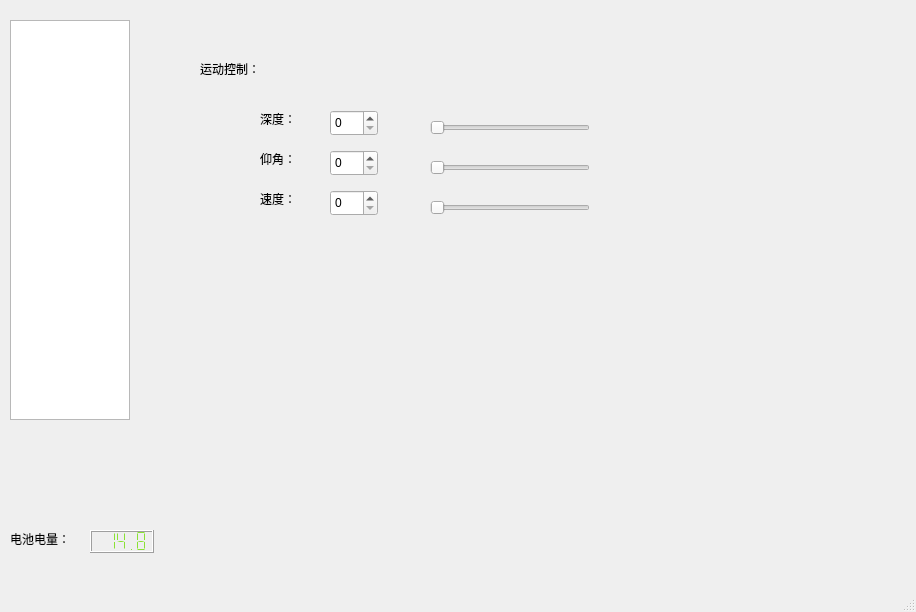
Old version of the form src/gui/mainwindow.ui in the repository liujiacheng1009/rov_viewer.
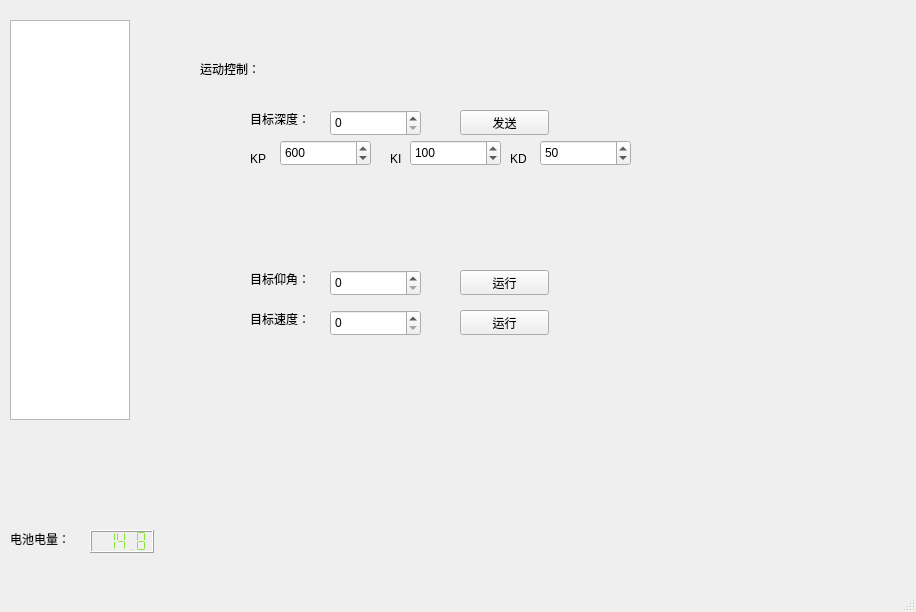
New version of the form. The open tabs and pages were chosen to show the change.

Patch:
```diff
--- a/src/gui/mainwindow.ui
+++ b/src/gui/mainwindow.ui
@@ -215,14 +215,14 @@
      <widget class="QLabel" name="label_27">
       <property name="geometry">
        <rect>
-        <x>80</x>
+        <x>70</x>
         <y>90</y>
         <width>67</width>
         <height>17</height>
        </rect>
       </property>
       <property name="text">
-       <string>深度：</string>
+       <string>目标深度：</string>
       </property>
      </widget>
      <widget class="QSpinBox" name="spinBox_3">
@@ -230,30 +230,42 @@
        <rect>
         <x>150</x>
         <y>90</y>
-        <width>48</width>
+        <width>91</width>
         <height>26</height>
        </rect>
       </property>
+      <property name="singleStep">
+       <number>1</number>
+      </property>
+      <property name="stepType">
+       <enum>QAbstractSpinBox::AdaptiveDecimalStepType</enum>
+      </property>
+      <property name="value">
+       <number>0</number>
+      </property>
+      <property name="displayIntegerBase">
+       <number>10</number>
+      </property>
      </widget>
      <widget class="QLabel" name="label_28">
       <property name="geometry">
        <rect>
-        <x>80</x>
-        <y>130</y>
+        <x>70</x>
+        <y>250</y>
         <width>67</width>
         <height>17</height>
        </rect>
       </property>
       <property name="text">
-       <string>仰角：</string>
+       <string>目标仰角：</string>
       </property>
      </widget>
      <widget class="QSpinBox" name="spinBox_4">
       <property name="geometry">
        <rect>
         <x>150</x>
-        <y>130</y>
-        <width>48</width>
+        <y>250</y>
+        <width>91</width>
         <height>26</height>
        </rect>
       </property>
@@ -261,63 +273,177 @@
      <widget class="QLabel" name="label_29">
       <property name="geometry">
        <rect>
-        <x>80</x>
-        <y>170</y>
+        <x>70</x>
+        <y>290</y>
         <width>67</width>
         <height>17</height>
        </rect>
       </property>
       <property name="text">
-       <string>速度：</string>
+       <string>目标速度：</string>
       </property>
      </widget>
      <widget class="QSpinBox" name="spinBox_5">
       <property name="geometry">
        <rect>
         <x>150</x>
-        <y>170</y>
-        <width>48</width>
+        <y>290</y>
+        <width>91</width>
         <height>26</height>
        </rect>
       </property>
      </widget>
-     <widget class="QSlider" name="horizontalSlider_3">
+     <widget class="QPushButton" name="depth_ctr_pb">
       <property name="geometry">
        <rect>
-        <x>250</x>
-        <y>100</y>
-        <width>160</width>
-        <height>16</height>
+        <x>280</x>
+        <y>90</y>
+        <width>89</width>
+        <height>25</height>
        </rect>
       </property>
-      <property name="orientation">
-       <enum>Qt::Horizontal</enum>
+      <property name="text">
+       <string>发送</string>
       </property>
      </widget>
-     <widget class="QSlider" name="horizontalSlider_4">
+     <widget class="QPushButton" name="pushButton_2">
       <property name="geometry">
        <rect>
-        <x>250</x>
-        <y>140</y>
-        <width>160</width>
-        <height>16</height>
+        <x>280</x>
+        <y>250</y>
+        <width>89</width>
+        <height>25</height>
        </rect>
       </property>
-      <property name="orientation">
-       <enum>Qt::Horizontal</enum>
+      <property name="text">
+       <string>运行</string>
       </property>
      </widget>
-     <widget class="QSlider" name="horizontalSlider_5">
+     <widget class="QPushButton" name="pushButton_3">
       <property name="geometry">
        <rect>
-        <x>250</x>
-        <y>180</y>
-        <width>160</width>
-        <height>16</height>
+        <x>280</x>
+        <y>290</y>
+        <width>89</width>
+        <height>25</height>
        </rect>
       </property>
-      <property name="orientation">
-       <enum>Qt::Horizontal</enum>
+      <property name="text">
+       <string>运行</string>
+      </property>
+     </widget>
+     <widget class="QSpinBox" name="spinBox_depth_p">
+      <property name="geometry">
+       <rect>
+        <x>100</x>
+        <y>120</y>
+        <width>91</width>
+        <height>26</height>
+       </rect>
+      </property>
+      <property name="maximum">
+       <number>1000</number>
+      </property>
+      <property name="singleStep">
+       <number>1</number>
+      </property>
+      <property name="stepType">
+       <enum>QAbstractSpinBox::AdaptiveDecimalStepType</enum>
+      </property>
+      <property name="value">
+       <number>600</number>
+      </property>
+      <property name="displayIntegerBase">
+       <number>10</number>
+      </property>
+     </widget>
+     <widget class="QSpinBox" name="spinBox_7">
+      <property name="geometry">
+       <rect>
+        <x>230</x>
+        <y>120</y>
+        <width>91</width>
+        <height>26</height>
+       </rect>
+      </property>
+      <property name="maximum">
+       <number>1000</number>
+      </property>
+      <property name="singleStep">
+       <number>1</number>
+      </property>
+      <property name="stepType">
+       <enum>QAbstractSpinBox::AdaptiveDecimalStepType</enum>
+      </property>
+      <property name="value">
+       <number>100</number>
+      </property>
+      <property name="displayIntegerBase">
+       <number>10</number>
+      </property>
+     </widget>
+     <widget class="QSpinBox" name="spinBox_8">
+      <property name="geometry">
+       <rect>
+        <x>360</x>
+        <y>120</y>
+        <width>91</width>
+        <height>26</height>
+       </rect>
+      </property>
+      <property name="maximum">
+       <number>1000</number>
+      </property>
+      <property name="singleStep">
+       <number>1</number>
+      </property>
+      <property name="stepType">
+       <enum>QAbstractSpinBox::AdaptiveDecimalStepType</enum>
+      </property>
+      <property name="value">
+       <number>50</number>
+      </property>
+      <property name="displayIntegerBase">
+       <number>10</number>
+      </property>
+     </widget>
+     <widget class="QLabel" name="label">
+      <property name="geometry">
+       <rect>
+        <x>210</x>
+        <y>130</y>
+        <width>21</width>
+        <height>17</height>
+       </rect>
+      </property>
+      <property name="text">
+       <string>KI</string>
+      </property>
+     </widget>
+     <widget class="QLabel" name="label_9">
+      <property name="geometry">
+       <rect>
+        <x>330</x>
+        <y>130</y>
+        <width>21</width>
+        <height>17</height>
+       </rect>
+      </property>
+      <property name="text">
+       <string>KD</string>
+      </property>
+     </widget>
+     <widget class="QLabel" name="label_10">
+      <property name="geometry">
+       <rect>
+        <x>70</x>
+        <y>130</y>
+        <width>21</width>
+        <height>17</height>
+       </rect>
+      </property>
+      <property name="text">
+       <string>KP</string>
       </property>
      </widget>
     </widget>
```
Left out of the diff: 4 changed lines with no effect on the pictures.
